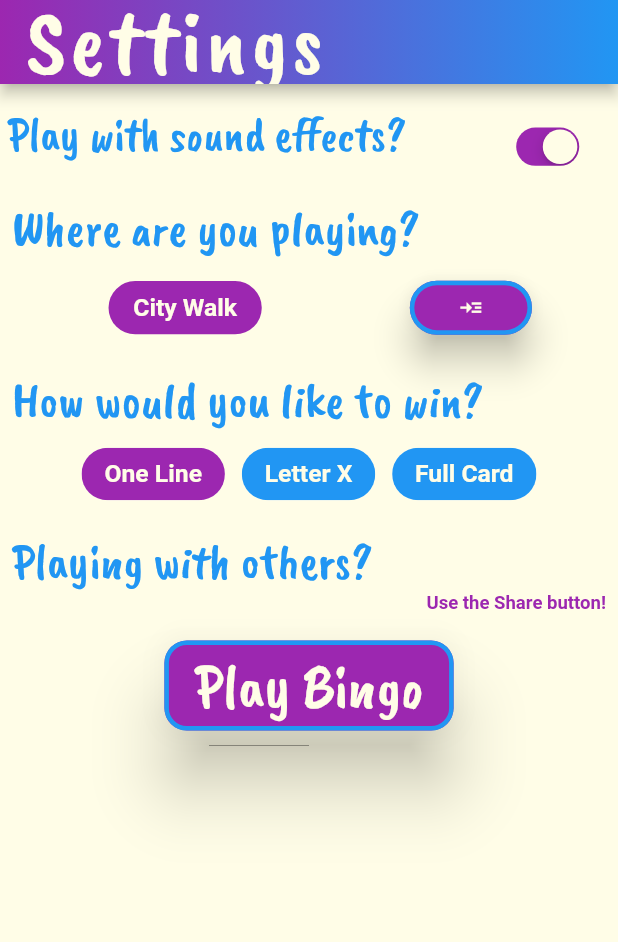
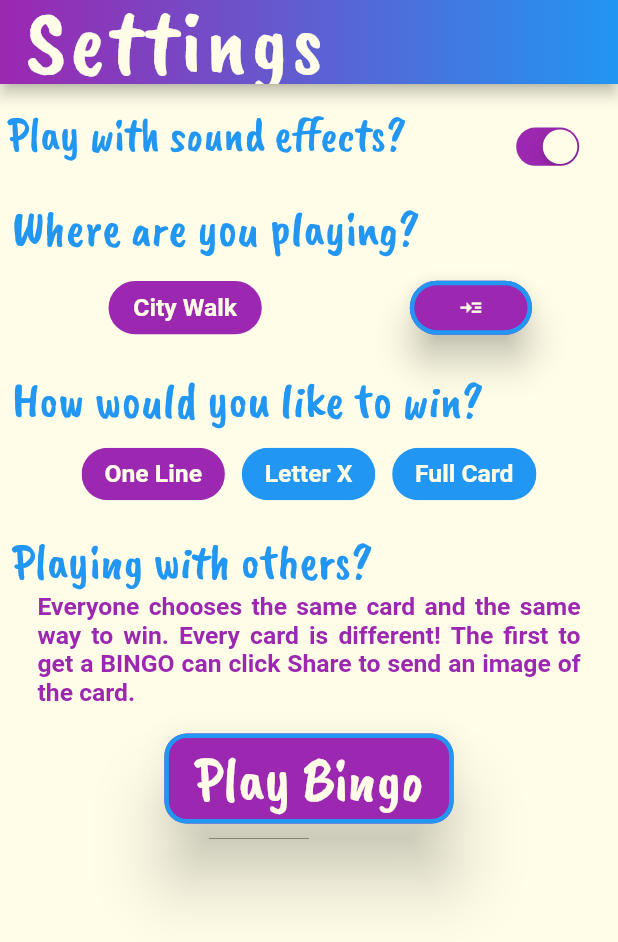
Before and after one commit to emac62/scavenger_bingo, a Flutter app: the screen it shows after launch, after a tap on "Start", on a phone screen of 412 x 824 dp. Shown: the top 942 px of the screen. Run offline on Flutter 3.47's test engine with Material 2 defaults, Android fonts, the phone set to English and light mode, and no system bars; drawn by our look-alikes of auto_size_text; our stand-ins replace audioplayers, google_mobile_ads, line_awesome_flutter, new_gradient_app_bar, screenshot, share_plus; missing offline and left inert: material_dialogs.

Commit message:
prepare 1.3.1, descriptions

```diff
--- a/lib/game_board.dart
+++ b/lib/game_board.dart
@@ -172,8 +172,7 @@ class _GameBoardState extends State<GameBoard> {
                               "Things found here->",
                               style: TextStyle(
                                   fontFamily: 'CaveatBrush',
-                                    fontSize:
-                                        SizeConfig.blockSizeHorizontal * 6,
+                                  fontSize: SizeConfig.blockSizeHorizontal * 6,
                                   color: Colors.blue),
                             ),
                             Text(
@@ -181,8 +180,7 @@ class _GameBoardState extends State<GameBoard> {
                               maxLines: 1,
                               style: TextStyle(
                                   fontFamily: 'CaveatBrush',
-                                    fontSize:
-                                        SizeConfig.blockSizeHorizontal * 6,
+                                  fontSize: SizeConfig.blockSizeHorizontal * 6,
                                   color: Colors.purple),
                             )
                           ],
@@ -203,8 +201,7 @@ class _GameBoardState extends State<GameBoard> {
                                     style: TextStyle(
                                         fontFamily: 'CaveatBrush',
                                         fontSize:
-                                              SizeConfig.blockSizeHorizontal *
-                                                  6,
+                                            SizeConfig.blockSizeHorizontal * 6,
                                         color: Colors.blue),
                                   ),
                                 ),
@@ -247,7 +244,8 @@ class _GameBoardState extends State<GameBoard> {
           ),
         ),
       ),
-        bottomNavigationBar: bannerAdContainer);
+      // bottomNavigationBar: bannerAdContainer
+    );
   }
 
   void takeScreenShot() async {
--- a/lib/settings.dart
+++ b/lib/settings.dart
@@ -302,14 +302,14 @@ class _SettingsPageState extends State<SettingsPage> {
               ),
             ),
             Padding(
-              padding: const EdgeInsets.fromLTRB(0, 0, 8, 8),
+              padding: const EdgeInsets.fromLTRB(25, 0, 25, 8),
               child: AutoSizeText(
-                "Use the Share button!",
-                textAlign: TextAlign.right,
+                "Everyone chooses the same card and the same way to win. Every card is different! The first to get a BINGO can click Share to send an image of the card.",
+                textAlign: TextAlign.justify,
                 style: TextStyle(
                   color: Colors.purple,
                   fontWeight: FontWeight.bold,
-                  fontSize: SizeConfig.safeBlockHorizontal * 3,
+                  fontSize: SizeConfig.safeBlockHorizontal * 4,
                 ),
               ),
             ),
@@ -356,7 +356,7 @@ class _SettingsPageState extends State<SettingsPage> {
           ],
         ),
       ),
-      bottomNavigationBar: bannerAdContainer,
+      // bottomNavigationBar: bannerAdContainer,
     );
   }
 }
--- a/pubspec.yaml
+++ b/pubspec.yaml
@@ -15,7 +15,7 @@ publish_to: "none" # Remove this line if you wish to publish to pub.dev
 # In iOS, build-name is used as CFBundleShortVersionString while build-number used as CFBundleVersion.
 # Read more about iOS versioning at
 # https://developer.apple.com/library/archive/documentation/General/Reference/InfoPlistKeyReference/Articles/CoreFoundationKeys.html
-version: 1.2.1+11
+version: 1.3.1+1
 
 environment:
   sdk: ">=2.12.0 <3.0.0"
```
Lines whose indentation alone changed are shown as unchanged.
